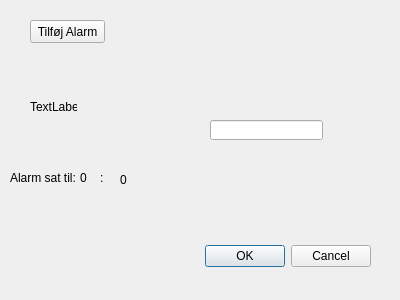
Simmetopia/semester_02, file SMS/opretscenarie.ui: the form before one commit.
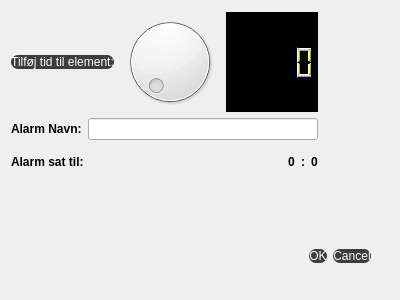
The form after the commit.

Patch:
```diff
--- a/SMS/opretscenarie.ui
+++ b/SMS/opretscenarie.ui
@@ -13,6 +13,50 @@
   <property name="windowTitle">
    <string>Dialog</string>
   </property>
+  <property name="styleSheet">
+   <string notr="true">QMainWindow{
+
+background-color:#1d1d1d
+
+}
+QMenuBar{
+background-color: #1d1d1d;
+padding:5px;
+font: 12pt &quot;MS Shell Dlg 2&quot;;
+color:#fff;
+
+}
+
+QMenu{
+color: #fff;
+padding: 0px;
+background-color:#1d1d1d;
+}
+
+QMenu::item:selected{
+color: black;
+background-color:white;
+}
+
+QStatusBar{
+background-color:#7e3878;
+color:#fff;
+}
+
+QPushButton{
+border-style:solid;
+background-color:#3d3d3d;
+color:#fff;
+border-radius:7px;
+
+}
+
+QLabel{
+color: fff;
+	font-weight: bold;
+font-size: 12 pt;
+}</string>
+  </property>
   <widget class="QDialogButtonBox" name="buttonBox">
    <property name="geometry">
     <rect>
@@ -29,28 +73,57 @@
     <set>QDialogButtonBox::Cancel|QDialogButtonBox::Ok</set>
    </property>
   </widget>
+  <widget class="QWidget" name="layoutWidget">
+   <property name="geometry">
+    <rect>
+     <x>11</x>
+     <y>12</y>
+     <width>307</width>
+     <height>166</height>
+    </rect>
+   </property>
+   <layout class="QVBoxLayout" name="verticalLayout_2">
+    <item>
+     <layout class="QHBoxLayout" name="horizontalLayout_3">
+      <item>
   <widget class="QPushButton" name="pushButton">
-   <property name="geometry">
-    <rect>
-     <x>30</x>
-     <y>20</y>
-     <width>75</width>
-     <height>23</height>
-    </rect>
-   </property>
+        <property name="text">
+         <string>Tilføj tid til element:</string>
+        </property>
+       </widget>
+      </item>
+      <item>
+       <widget class="QDial" name="dial"/>
+      </item>
+      <item>
+       <widget class="QLCDNumber" name="lcdNumber">
+        <property name="styleSheet">
+         <string notr="true">background-color: black; color: yellow;</string>
+        </property>
+       </widget>
+      </item>
+     </layout>
+    </item>
+    <item>
+     <layout class="QVBoxLayout" name="verticalLayout">
+      <item>
+       <layout class="QHBoxLayout" name="horizontalLayout_2">
+        <item>
+         <widget class="QLabel" name="label_2">
    <property name="text">
-    <string>Tilføj Alarm</string>
-   </property>
-  </widget>
+           <string>Alarm Navn:</string>
+          </property>
+         </widget>
+        </item>
+        <item>
+         <widget class="QLineEdit" name="ScenStreng"/>
+        </item>
+       </layout>
+      </item>
+      <item>
+       <layout class="QHBoxLayout" name="horizontalLayout">
+        <item>
   <widget class="QLabel" name="label">
-   <property name="geometry">
-    <rect>
-     <x>10</x>
-     <y>170</y>
-     <width>71</width>
-     <height>16</height>
-    </rect>
-   </property>
    <property name="minimumSize">
     <size>
      <width>71</width>
@@ -61,67 +134,46 @@
     <string>Alarm sat til:</string>
    </property>
   </widget>
+        </item>
+        <item>
+         <spacer name="horizontalSpacer">
+          <property name="orientation">
+           <enum>Qt::Horizontal</enum>
+          </property>
+          <property name="sizeHint" stdset="0">
+           <size>
+            <width>40</width>
+            <height>20</height>
+           </size>
+          </property>
+         </spacer>
+        </item>
+        <item>
   <widget class="QLabel" name="timer">
-   <property name="geometry">
-    <rect>
-     <x>80</x>
-     <y>170</y>
-     <width>16</width>
-     <height>16</height>
-    </rect>
-   </property>
    <property name="text">
     <string>0</string>
    </property>
   </widget>
+        </item>
+        <item>
   <widget class="QLabel" name="label_3">
-   <property name="geometry">
-    <rect>
-     <x>100</x>
-     <y>170</y>
-     <width>16</width>
-     <height>16</height>
-    </rect>
-   </property>
    <property name="text">
     <string>:</string>
    </property>
   </widget>
+        </item>
+        <item>
   <widget class="QLabel" name="minutter">
-   <property name="geometry">
-    <rect>
-     <x>120</x>
-     <y>170</y>
-     <width>20</width>
-     <height>20</height>
-    </rect>
-   </property>
    <property name="text">
     <string>0</string>
    </property>
   </widget>
-  <widget class="QLabel" name="label_2">
-   <property name="geometry">
-    <rect>
-     <x>30</x>
-     <y>100</y>
-     <width>47</width>
-     <height>13</height>
-    </rect>
-   </property>
-   <property name="text">
-    <string>TextLabel</string>
-   </property>
-  </widget>
-  <widget class="QLineEdit" name="ScenStreng">
-   <property name="geometry">
-    <rect>
-     <x>210</x>
-     <y>120</y>
-     <width>113</width>
-     <height>20</height>
-    </rect>
-   </property>
+        </item>
+       </layout>
+      </item>
+     </layout>
+    </item>
+   </layout>
   </widget>
  </widget>
  <resources/>
```
Left out of the diff: 16 changed lines with no effect on the pictures. Lines whose indentation alone changed are shown as unchanged.
